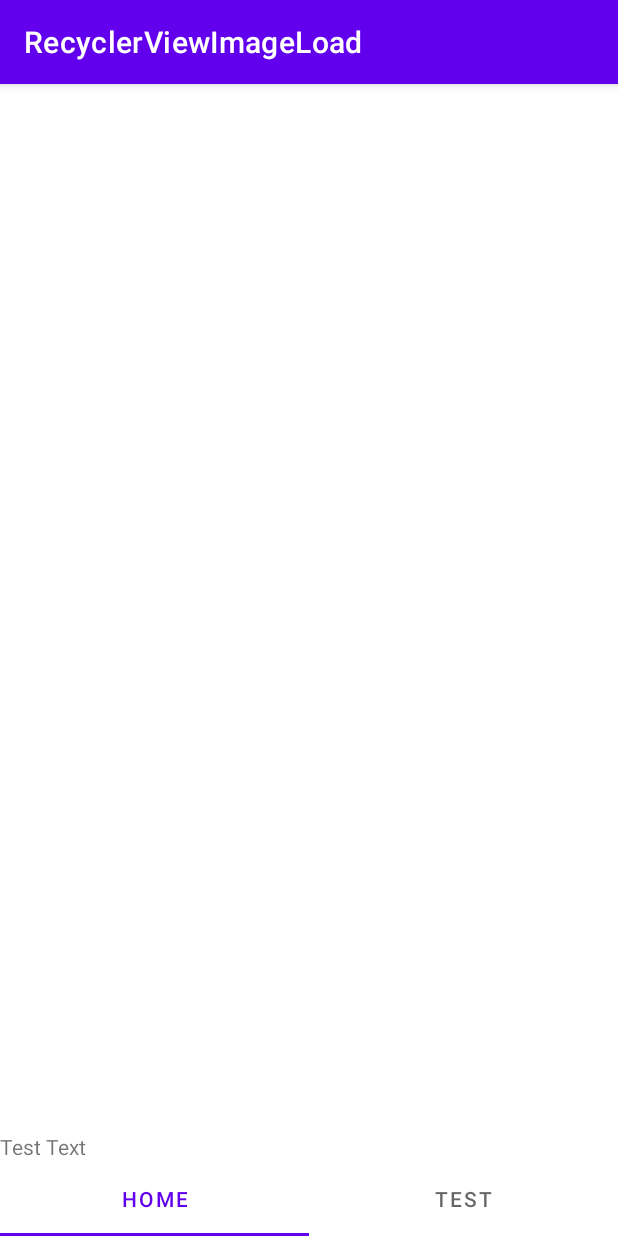
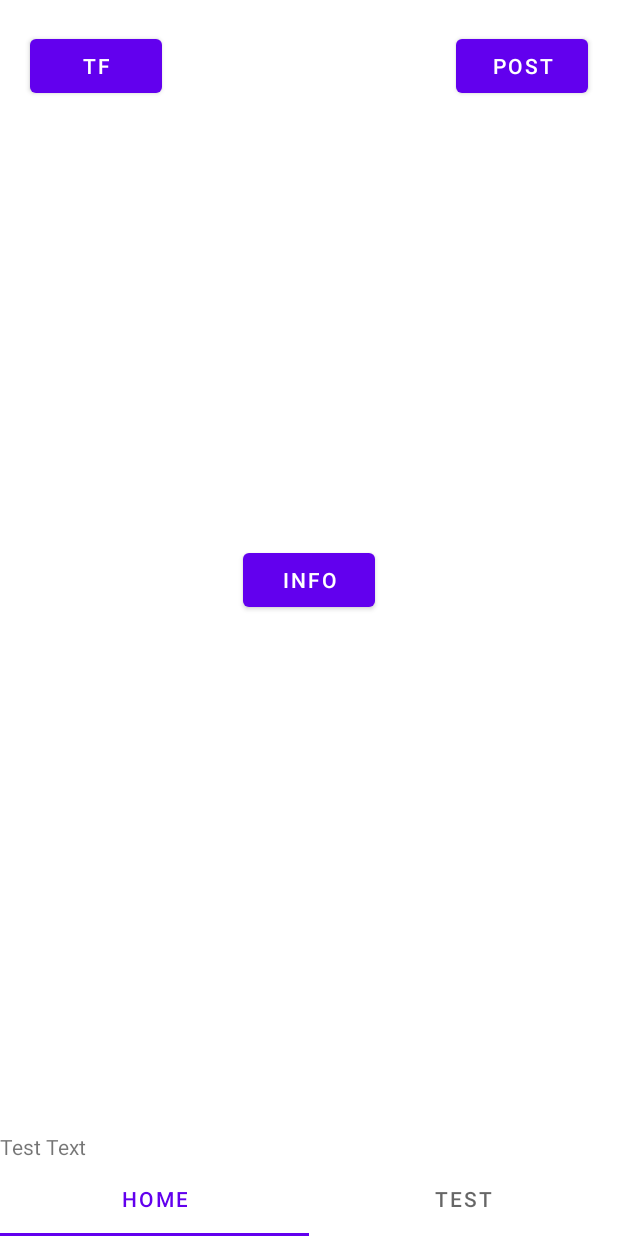
Before and after one commit to GMKEnd/PracticeStuff, an Android app: the screen it shows after launch (MainActivity), on a phone screen of 412 x 824 dp. Run offline under Robolectric (Android 15) with nearby library versions, the phone set to English and light mode, and no system bars.

Commit message:
修改:悬浮窗Bug修复，应用布局修改，新增一个Activity

```diff
--- a/app/src/main/java/com/example/recyclerviewimageload/HomeFragment.kt
+++ b/app/src/main/java/com/example/recyclerviewimageload/HomeFragment.kt
@@ -1,14 +1,74 @@
 package com.example.recyclerviewimageload
 
+import android.content.Context
+import android.content.Intent
 import android.os.Bundle
+import android.os.Handler
 import android.view.LayoutInflater
 import android.view.View
 import android.view.ViewGroup
+import android.widget.Button
+import android.widget.TextView
+import android.widget.Toast
 import androidx.fragment.app.Fragment
 
 class HomeFragment : Fragment() {
 
+    private lateinit var mContext: Context
+    private lateinit var mView: View
+
+    private var test = false
+    private val handler = Handler()
+
     override fun onCreateView(inflater: LayoutInflater, container: ViewGroup?, savedInstanceState: Bundle?): View? {
         return inflater.inflate(R.layout.home_fragment, container, false)
     }
+
+    override fun onStart() {
+        super.onStart()
+
+        mContext = requireContext()
+        mView = requireView()
+
+        handlerTestInit()
+        infoInit()
+    }
+
+    private fun infoInit() {
+        val infoBtn: Button = mView.findViewById(R.id.info)
+        infoBtn.setOnClickListener {
+            startActivity(Intent(context, InfoActivity::class.java))
+        }
+    }
+
+    private fun handlerTestInit() {
+        val judgeBtn: Button = mView.findViewById(R.id.judge)
+        val postBtn: Button = mView.findViewById(R.id.post)
+        val text: TextView = mView.findViewById(R.id.textView)
+        judgeBtn.setOnClickListener {
+            test = !test
+            if (test) {
+                text.text = getText(R.string.ttt)
+            } else {
+                text.text = getText(R.string.fff)
+            }
+        }
+        postBtn.setOnClickListener {
+            handler.postDelayed({
+                if (test) {
+                    displayToast("test is true!")
+                } else {
+                    displayToast("test is false!")
+                }
+            }, 5000)
+        }
+    }
+
+    private fun displayToast(text: String) {
+        if (MainActivity.mToast != null) {
+            MainActivity.mToast!!.cancel()
+        }
+        MainActivity.mToast = Toast.makeText(mContext, text, Toast.LENGTH_SHORT)
+        MainActivity.mToast!!.show()
+    }
 }
--- a/app/src/main/res/layout/home_fragment.xml
+++ b/app/src/main/res/layout/home_fragment.xml
@@ -1,5 +1,6 @@
 <?xml version="1.0" encoding="utf-8"?>
 <RelativeLayout xmlns:android="http://schemas.android.com/apk/res/android"
+    xmlns:tools="http://schemas.android.com/tools"
     android:layout_width="match_parent"
     android:layout_height="match_parent">
 
@@ -10,4 +11,29 @@
         android:layout_alignParentBottom="true"
         android:text="@string/test_text" />
 
+    <Button
+        android:id="@+id/judge"
+        android:layout_width="wrap_content"
+        android:layout_height="wrap_content"
+        android:layout_marginStart="20dp"
+        android:layout_marginTop="20dp"
+        android:text="@string/tf" />
+
+    <Button
+        android:id="@+id/post"
+        android:layout_width="wrap_content"
+        android:layout_height="wrap_content"
+        android:layout_alignParentEnd="true"
+        android:layout_marginTop="20dp"
+        android:layout_marginEnd="20dp"
+        android:text="@string/post"
+        tools:ignore="RelativeOverlap" />
+
+    <Button
+        android:id="@+id/info"
+        android:layout_width="wrap_content"
+        android:layout_height="wrap_content"
+        android:layout_centerInParent="true"
+        android:text="@string/info" />
+
 </RelativeLayout>
--- a/app/src/main/res/values-night/themes.xml
+++ b/app/src/main/res/values-night/themes.xml
@@ -1,6 +1,6 @@
 <resources xmlns:tools="http://schemas.android.com/tools">
     <!-- Base application theme. -->
-    <style name="Theme.RecyclerViewImageLoad" parent="Theme.MaterialComponents.DayNight.DarkActionBar">
+    <style name="Theme.RecyclerViewImageLoad" parent="Theme.MaterialComponents.DayNight.NoActionBar">
         <!-- Primary brand color. -->
         <item name="colorPrimary">@color/purple_200</item>
         <item name="colorPrimaryVariant">@color/purple_700</item>
--- a/app/src/main/res/values/strings.xml
+++ b/app/src/main/res/values/strings.xml
@@ -17,4 +17,9 @@
     <string name="add1">加一</string>
     <string name="minus1">减一</string>
     <string name="test_text">Test Text</string>
+    <string name="post">post</string>
+    <string name="tf">TF</string>
+    <string name="info">INFO</string>
+    <string name="ttt">True</string>
+    <string name="fff">False</string>
 </resources>
--- a/app/src/main/res/values/themes.xml
+++ b/app/src/main/res/values/themes.xml
@@ -1,6 +1,6 @@
 <resources xmlns:tools="http://schemas.android.com/tools">
     <!-- Base application theme. -->
-    <style name="Theme.RecyclerViewImageLoad" parent="Theme.MaterialComponents.DayNight.DarkActionBar">
+    <style name="Theme.RecyclerViewImageLoad" parent="Theme.MaterialComponents.DayNight.NoActionBar">
         <!-- Primary brand color. -->
         <item name="colorPrimary">@color/purple_500</item>
         <item name="colorPrimaryVariant">@color/purple_700</item>
```
Also changed, not shown: app/src/main/java/com/example/recyclerviewimageload/TestFragment.kt (+11 -4 lines).
